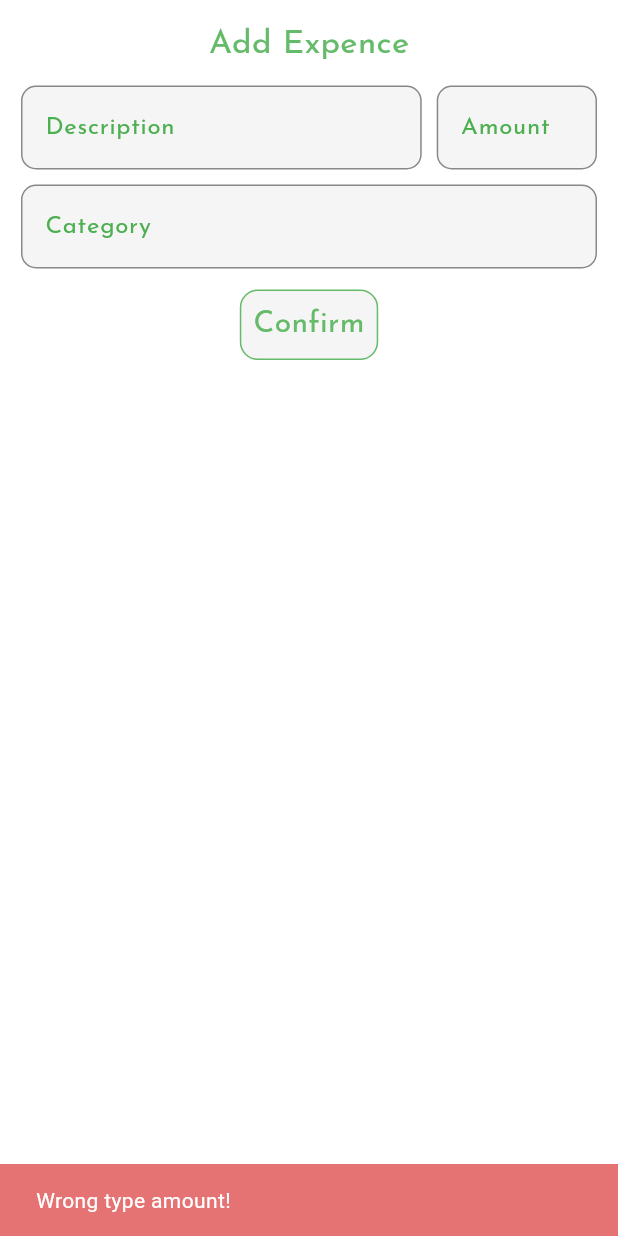
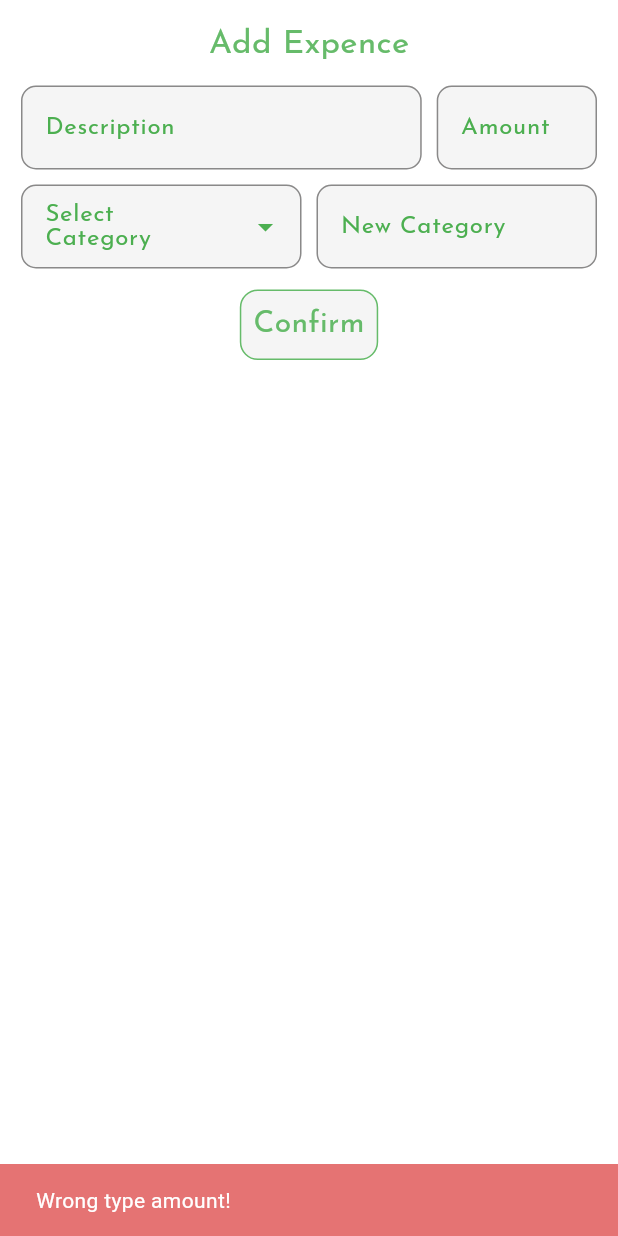
Before and after one commit to bieniadev/TrAcKeR, a Flutter app: the AddExpenceModal widget shown alone on an empty page, opened directly, after a tap on "Confirm", on a phone screen of 412 x 824 dp. Run offline on Flutter 3.47's test engine with Material 3 defaults, Android fonts, the phone set to English and light mode, and no system bars; drawn by our look-alikes of dropdown_textfield; our stand-ins replace flutter_riverpod, google_fonts, hive, hive_flutter; accounts and stored records are empty.

Commit message:
added selection box for categories

```diff
--- a/lib/components/add_expence_modal.dart
+++ b/lib/components/add_expence_modal.dart
@@ -4,6 +4,7 @@ import 'package:google_fonts/google_fonts.dart';
 import 'package:tracker/boxes.dart';
 import 'package:tracker/models/expence.dart';
 import 'package:tracker/providers/expences_list.dart';
+import 'package:dropdown_textfield/dropdown_textfield.dart';
 
 class AddExpenceModal extends ConsumerStatefulWidget {
   const AddExpenceModal({super.key});
@@ -16,6 +17,7 @@ class _AddExpenceModalState extends ConsumerState<AddExpenceModal> {
   TextEditingController descController = TextEditingController();
   TextEditingController amountController = TextEditingController();
   TextEditingController categoryController = TextEditingController();
+  SingleValueDropDownController categoryDropdownController = SingleValueDropDownController();
   void _addExpence() {
     double? amount = double.tryParse(amountController.text);
     if (amount == null) {
@@ -26,6 +28,17 @@ class _AddExpenceModalState extends ConsumerState<AddExpenceModal> {
       ));
       return;
     }
+    if (categoryController.text.isEmpty) {
+      ScaffoldMessenger.of(context).showSnackBar(SnackBar(
+        duration: const Duration(seconds: 2),
+        content: const Text('Select category!'),
+        backgroundColor: Colors.red[300],
+      ));
+      return;
+    }
+    if (descController.text.isEmpty) {
+      descController.text = 'Nieopisany wydatek';
+    }
     Expence newExpence = Expence(desc: descController.text, amount: amount, category: categoryController.text);
     List<dynamic> oldList = ref.read(expencesListProvider) ?? [];
     List<dynamic> newList = [...oldList, newExpence];
@@ -35,7 +48,18 @@ class _AddExpenceModalState extends ConsumerState<AddExpenceModal> {
   }
 
   @override
+  void dispose() {
+    super.dispose();
+    descController.dispose();
+    amountController.dispose();
+    categoryController.dispose();
+    categoryDropdownController.dispose();
+  }
+
+  @override
   Widget build(BuildContext context) {
+    List<Expence> expencesList = ref.read(expencesListProvider).map((dynamicItem) => dynamicItem as Expence).toList();
+    List<String> categoryList = expencesList.map((expence) => expence.category).toSet().toList();
     return Padding(
       padding: const EdgeInsets.all(14),
       child: Column(
@@ -80,18 +104,54 @@ class _AddExpenceModalState extends ConsumerState<AddExpenceModal> {
             ],
           ),
           const SizedBox(height: 10),
-          TextField(
+          Row(
+            children: [
+              Flexible(
+                flex: 1,
+                child: DropDownTextField(
+                  dropDownList: List.generate(categoryList.length, (index) => DropDownValueModel(name: categoryList[index], value: index)),
+                  controller: categoryDropdownController,
+                  enableSearch: true,
+                  keyboardType: TextInputType.text,
+                  listTextStyle: GoogleFonts.josefinSans(color: Theme.of(context).colorScheme.inversePrimary.withOpacity(0.9)),
+                  textStyle: GoogleFonts.josefinSans(color: Theme.of(context).colorScheme.inversePrimary),
+                  searchTextStyle: GoogleFonts.josefinSans(color: Theme.of(context).colorScheme.inversePrimary.withOpacity(0.65)),
+                  searchDecoration: InputDecoration(
+                    enabledBorder: UnderlineInputBorder(borderSide: BorderSide(color: Theme.of(context).colorScheme.inversePrimary.withOpacity(0.65))),
+                    focusedBorder: UnderlineInputBorder(borderSide: BorderSide(color: Theme.of(context).colorScheme.onPrimary)),
+                  ),
+                  textFieldDecoration: InputDecoration(
+                    label: Text('Select Category', style: GoogleFonts.josefinSans(color: Theme.of(context).colorScheme.onPrimary, fontSize: 16)),
+                    filled: true,
+                    fillColor: Theme.of(context).colorScheme.primary,
+                    enabledBorder: OutlineInputBorder(borderSide: BorderSide(color: Theme.of(context).colorScheme.inversePrimary.withOpacity(0.65)), borderRadius: BorderRadius.circular(10)),
+                    focusedBorder: OutlineInputBorder(borderSide: BorderSide(color: Theme.of(context).colorScheme.onPrimary), borderRadius: BorderRadius.circular(10)),
+                  ),
+                  dropDownIconProperty: IconProperty(color: Theme.of(context).colorScheme.onPrimary),
+                  clearIconProperty: IconProperty(color: Theme.of(context).colorScheme.onPrimary),
+                  onChanged: (value) {
+                    categoryController.text = categoryDropdownController.dropDownValue!.name;
+                  },
+                ),
+              ),
+              const SizedBox(width: 10),
+              Flexible(
+                flex: 1,
+                child: TextField(
                   controller: categoryController,
                   keyboardType: TextInputType.text,
                   style: GoogleFonts.josefinSans(color: Theme.of(context).colorScheme.inversePrimary, fontSize: 16),
                   cursorColor: Theme.of(context).colorScheme.onPrimary,
                   decoration: InputDecoration(
-              label: Text('Category', style: GoogleFonts.josefinSans(color: Theme.of(context).colorScheme.onPrimary, fontSize: 16)),
+                    label: Text('New Category', style: GoogleFonts.josefinSans(color: Theme.of(context).colorScheme.onPrimary, fontSize: 16)),
                     filled: true,
                     fillColor: Theme.of(context).colorScheme.primary,
                     enabledBorder: OutlineInputBorder(borderSide: BorderSide(color: Theme.of(context).colorScheme.inversePrimary.withOpacity(0.65)), borderRadius: BorderRadius.circular(10)),
                     focusedBorder: OutlineInputBorder(borderSide: BorderSide(color: Theme.of(context).colorScheme.onPrimary), borderRadius: BorderRadius.circular(10)),
                   ),
+                ),
+              ),
+            ],
           ),
           const SizedBox(height: 14),
           GestureDetector(
--- a/lib/components/expences_item.dart
+++ b/lib/components/expences_item.dart
@@ -18,13 +18,22 @@ class ExpencesItem extends StatelessWidget {
           mainAxisAlignment: MainAxisAlignment.spaceBetween,
           crossAxisAlignment: CrossAxisAlignment.center,
           children: [
-            Text(
-              expence.desc,
-              style: GoogleFonts.josefinSans(color: Theme.of(context).colorScheme.inversePrimary, fontSize: 14),
+            Column(
+              crossAxisAlignment: CrossAxisAlignment.start,
+              children: [
+                Text(
+                  expence.desc,
+                  style: GoogleFonts.josefinSans(color: Theme.of(context).colorScheme.inversePrimary, fontSize: 14),
+                ),
+                Text(
+                  expence.category,
+                  style: GoogleFonts.josefinSans(color: Theme.of(context).colorScheme.inversePrimary.withOpacity(0.8), fontSize: 12),
+                ),
+              ],
             ),
             Text(
               '${expence.amount}zł',
-              style: GoogleFonts.josefinSans(color: Theme.of(context).colorScheme.inversePrimary.withOpacity(0.8), fontSize: 15),
+              style: GoogleFonts.josefinSans(color: Theme.of(context).colorScheme.inversePrimary.withOpacity(0.8), fontSize: 18),
             ),
           ],
         ),
--- a/pubspec.yaml
+++ b/pubspec.yaml
@@ -16,6 +16,7 @@ dependencies:
   google_fonts: ^6.2.1
   hive: ^2.2.3
   hive_flutter: ^1.0.0
+  dropdown_textfield: ^1.1.0
 
 dev_dependencies:
   flutter_test:
```
Also changed, not shown: pubspec.lock. Lines whose indentation alone changed are shown as unchanged.
